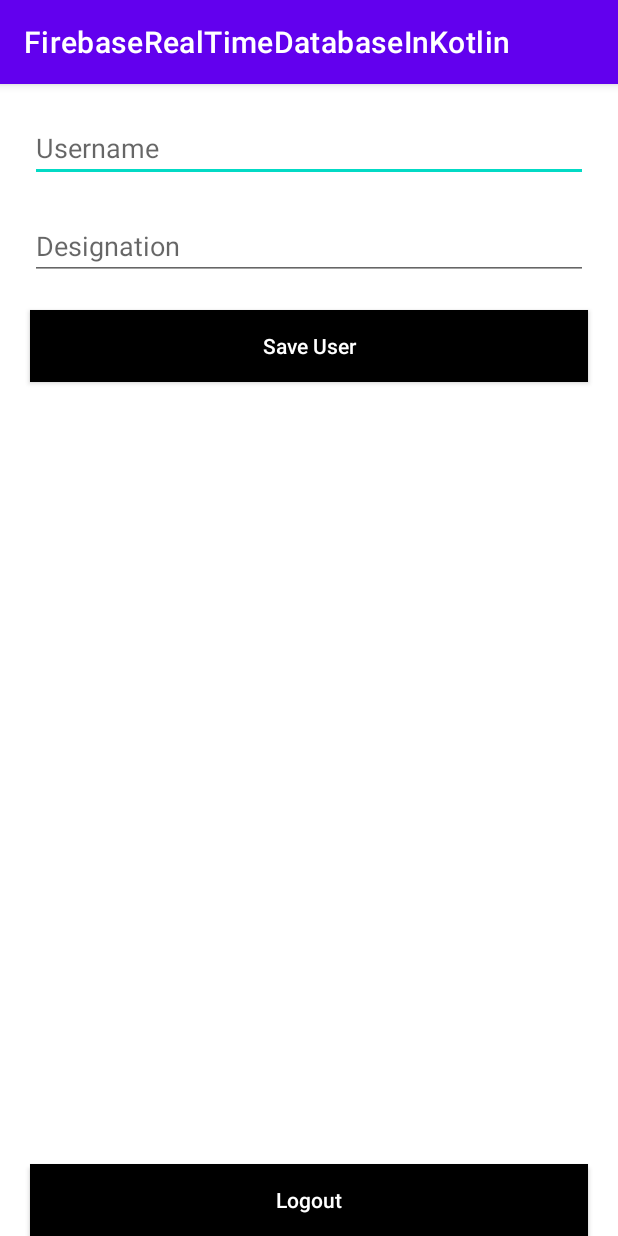
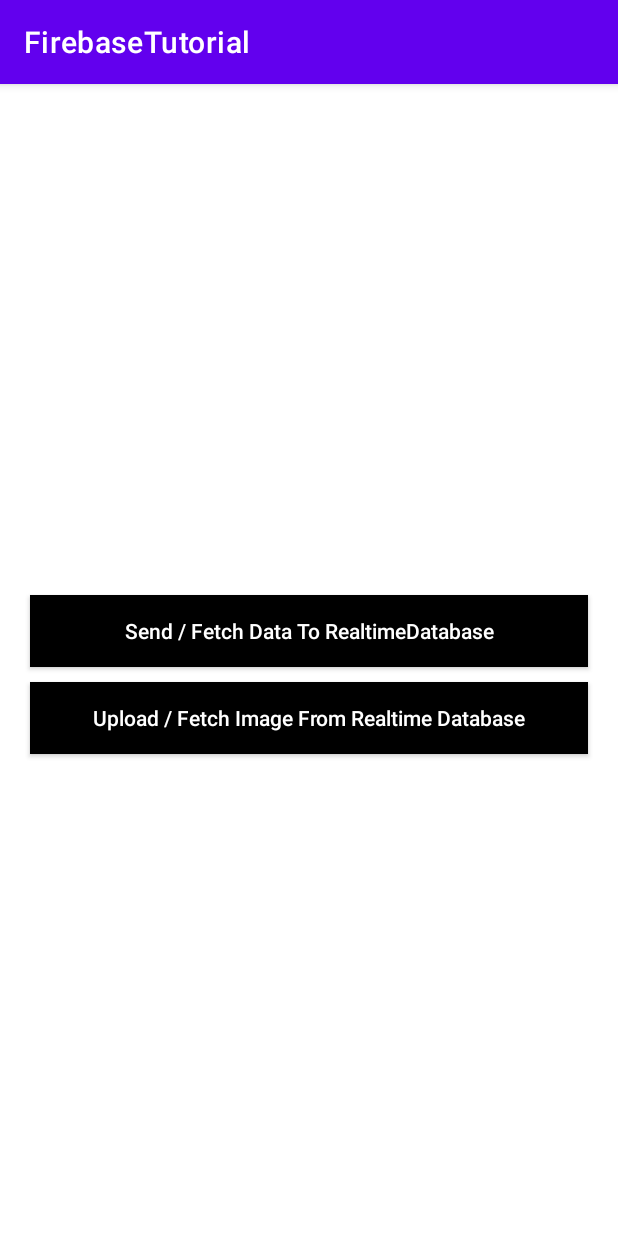
Before and after one commit to sadeeqrahman/FirebaseTutorial, an Android app: the screen it shows after launch once a user with an empty profile is signed in (WelcomeActivity), on a phone screen of 412 x 824 dp. Run offline under Robolectric (Android 15) with nearby library versions, the phone set to English and light mode, and no system bars; our stand-ins replace Firebase (no records; nobody signed in at launch, a user with empty details on screens opened directly).

Commit message:
First Commit

```diff
--- a/app/src/main/AndroidManifest.xml
+++ b/app/src/main/AndroidManifest.xml
@@ -9,11 +9,12 @@
             android:roundIcon="@mipmap/ic_launcher_round"
             android:supportsRtl="true"
             android:theme="@style/Theme.SiginSignUpUsingFirebase">
-
+        <activity
+                android:name=".SendRetrieveDataActivity"
+                android:exported="true"/>
         <activity
                 android:name=".SignUpActivity"
                 android:exported="true"/>
-
         <activity
                 android:name=".WelcomeActivity"
                 android:exported="true"/>
--- a/app/src/main/java/com/encoders/siginsignupusingfirebase/WelcomeActivity.kt
+++ b/app/src/main/java/com/encoders/siginsignupusingfirebase/WelcomeActivity.kt
@@ -19,15 +19,9 @@ import com.google.firebase.ktx.Firebase
 import java.text.SimpleDateFormat
 import java.util.*
 
-class WelcomeActivity : AppCompatActivity() , onUserlickListner {
-    private lateinit var ref: DatabaseReference
-    private lateinit var logout: AppCompatButton
-    private lateinit var save_user: AppCompatButton
-    private lateinit var username: EditText
-    private lateinit var designation: EditText
-    private lateinit var progress_circular: ProgressBar
-    private lateinit var userslist: RecyclerView
-    private lateinit var userlist: MutableList<User>
+class WelcomeActivity : AppCompatActivity()  {
+     private lateinit var logout: AppCompatButton
+
     override fun onBackPressed() {
         super.onBackPressed()
         finishAffinity()
@@ -37,95 +31,15 @@ class WelcomeActivity : AppCompatActivity() , onUserlickListner {
         super.onCreate(savedInstanceState)
         setContentView(R.layout.activity_welcome)
 
-        username = findViewById(R.id.username)
-        designation = findViewById(R.id.designation)
-        progress_circular = findViewById(R.id.progress_circular)
-        userslist = findViewById(R.id.userslist)
 
-        save_user = findViewById(R.id.save_user)
         logout = findViewById(R.id.logout)
         logout.setOnClickListener {
             FirebaseAuth.getInstance().signOut()
             startActivity(Intent(this,MainActivity::class.java))
         }
 
-        save_user.setOnClickListener {
-            Save_User()
-        }
 
-
-        getdata()
     }
 
 
-    fun Save_User() {
-        ref = FirebaseDatabase.getInstance().getReference("Users")
-        if ( username.text.toString().isEmpty() || designation.text.toString().isEmpty()) {
-            Toast.makeText(
-                baseContext, "Enter Username and Designation First",
-                Toast.LENGTH_SHORT
-            ).show()
-        } else {
-            progress_circular.visibility = View.VISIBLE
-            val sdf = SimpleDateFormat("dd/MM/yyyy hh:mm:ss")
-            val currentDate = sdf.format(Date())
-            val heroId = ref.push().key
-            val hero =
-                User(currentDate.toString(), username.text.toString(), designation.text.toString())
-            ref.child(heroId!!).setValue(hero).addOnCompleteListener {
-                username.setText("")
-                designation.setText("")
-                progress_circular.visibility = View.GONE
-            }
-        }
-    }
-
-
-    private fun getdata() {
-        userlist = mutableListOf()
-        val nm = FirebaseDatabase.getInstance().getReference("Users")
-        nm.addValueEventListener(object : ValueEventListener {
-            override fun onDataChange(dataSnapshot: DataSnapshot) {
-                if (dataSnapshot.exists()) {
-                    userlist = mutableListOf()
-
-
-                    for (npsnapshot in dataSnapshot.children) {
-                        val l = npsnapshot.getValue(User::class.java)
-                        userlist.add(l!!)
-                    }
-
-                    UserList()
-
-                }
-
-            }
-
-            override fun onCancelled(databaseError: DatabaseError) {}
-        })
-
-
-    }
-
-    fun UserList() {
-        userslist.layoutManager =
-            LinearLayoutManager(
-                this,
-                LinearLayoutManager.VERTICAL,
-                false
-            )
-
-        val usersListAdapter =
-            UsersListAdapter(
-                userlist, this@WelcomeActivity,
-            )
-        userslist.adapter = usersListAdapter
-
-
-    }
-
-    override fun onUserlickListner(user: User, position: Int) {
-
-    }
-
 }
--- a/app/src/main/res/layout/activity_welcome.xml
+++ b/app/src/main/res/layout/activity_welcome.xml
@@ -8,35 +8,8 @@
         android:layout_height="match_parent"
         tools:context=".WelcomeActivity">
 
-
-    <EditText
-            android:id="@+id/username"
-            android:inputType="textEmailAddress"
-            android:layout_marginLeft="20dp"
-            android:layout_marginTop="20dp"
-            android:layout_marginRight="20dp"
-            android:layout_width="match_parent"
-            android:layout_height="wrap_content"
-            android:hint="Username"/>
-
-
-    <EditText
-            android:id="@+id/designation"
-            android:inputType="textEmailAddress"
-            android:layout_marginLeft="20dp"
-            android:layout_marginTop="20dp"
-            android:layout_marginRight="20dp"
-            android:layout_width="match_parent"
-            android:layout_height="wrap_content"
-            android:hint="Designation"/>
-
-
-    <ProgressBar
-            android:visibility="gone"
-            android:layout_width="wrap_content"
-            android:layout_gravity="center"
-            android:layout_height="wrap_content"
-            android:id="@+id/progress_circular"/>
+    <androidx.legacy.widget.Space android:layout_width="wrap_content" android:layout_height="wrap_content"
+                                  android:layout_weight="1"/>
 
     <androidx.appcompat.widget.AppCompatButton
             android:layout_marginTop="20dp"
@@ -48,16 +21,10 @@
             android:textAllCaps="false"
             android:layout_width="match_parent"
             android:layout_height="wrap_content"
-            android:text="Save User"/>
-
-    <androidx.recyclerview.widget.RecyclerView
-            android:layout_weight="1"
-            android:layout_width="match_parent"
-            android:layout_height="match_parent"
-            android:id="@+id/userslist"/>
-
+            android:text="Send / Fetch Data To RealtimeDatabase"/>
 
     <androidx.appcompat.widget.AppCompatButton
+            android:layout_marginTop="10dp"
             android:id="@+id/logout"
             android:textColor="@color/white"
             android:background="@color/black"
@@ -66,7 +33,9 @@
             android:textAllCaps="false"
             android:layout_width="match_parent"
             android:layout_height="wrap_content"
-            android:text="Logout"/>
+            android:text="Upload / Fetch Image From Realtime Database"/>
 
+    <androidx.legacy.widget.Space android:layout_width="wrap_content" android:layout_height="wrap_content"
+                                  android:layout_weight="1"/>
 
 </LinearLayout>
--- a/app/src/main/res/values/strings.xml
+++ b/app/src/main/res/values/strings.xml
@@ -1,5 +1,5 @@
 <resources>
-    <string name="app_name">FirebaseRealTimeDatabaseInKotlin</string>
+    <string name="app_name">FirebaseTutorial</string>
     <string name="title_activity_welcome">WelcomeActivity</string>
     <!-- Strings used for fragments for navigation -->
     <string name="first_fragment_label">First Fragment</string>
```
Also changed, not shown: app/src/main/java/com/encoders/siginsignupusingfirebase/SendRetrieveDataActivity.kt (added, +123 -0 lines), app/src/main/res/layout/activity_send_retrieve_data.xml (added, +62 -0 lines).
